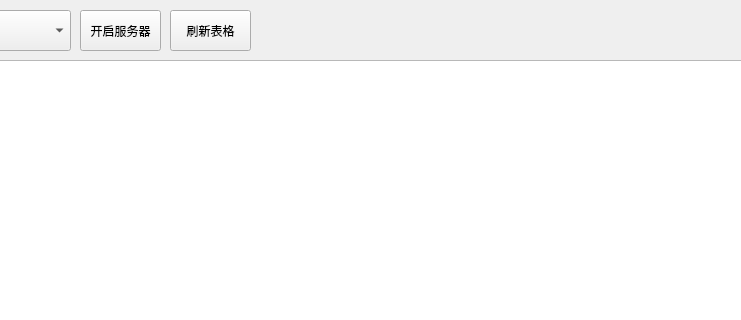
Before: the Qt Designer form server/server.ui in 3432276416/QingYuChat, drawn with Qt 5; both pictures show x 140 to 881 and y 0 to 320 of the 1100 by 600 pixel window.
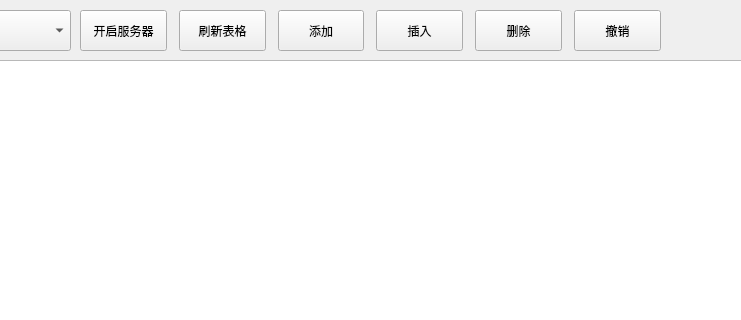
After: the same form once the commit is applied.

Commit message: 3.21 Server SQLTableView

What changed in the file:
```diff
--- a/server/server.ui
+++ b/server/server.ui
@@ -40,32 +40,6 @@
      <number>-1</number>
     </property>
    </widget>
-   <widget class="QPushButton" name="open_btn">
-    <property name="geometry">
-     <rect>
-      <x>220</x>
-      <y>10</y>
-      <width>81</width>
-      <height>41</height>
-     </rect>
-    </property>
-    <property name="text">
-     <string>开启服务器</string>
-    </property>
-   </widget>
-   <widget class="QPushButton" name="flush_btn">
-    <property name="geometry">
-     <rect>
-      <x>310</x>
-      <y>10</y>
-      <width>81</width>
-      <height>41</height>
-     </rect>
-    </property>
-    <property name="text">
-     <string>刷新表格</string>
-    </property>
-   </widget>
    <widget class="QWidget" name="layoutWidget">
     <property name="geometry">
      <rect>
@@ -113,6 +87,99 @@
      </item>
     </layout>
    </widget>
+   <widget class="QWidget" name="">
+    <property name="geometry">
+     <rect>
+      <x>220</x>
+      <y>10</y>
+      <width>581</width>
+      <height>41</height>
+     </rect>
+    </property>
+    <layout class="QHBoxLayout" name="horizontalLayout_2">
+     <property name="spacing">
+      <number>12</number>
+     </property>
+     <item>
+      <widget class="QPushButton" name="open_btn">
+       <property name="sizePolicy">
+        <sizepolicy hsizetype="Minimum" vsizetype="Expanding">
+         <horstretch>0</horstretch>
+         <verstretch>0</verstretch>
+        </sizepolicy>
+       </property>
+       <property name="text">
+        <string>开启服务器</string>
+       </property>
+      </widget>
+     </item>
+     <item>
+      <widget class="QPushButton" name="flush_btn">
+       <property name="sizePolicy">
+        <sizepolicy hsizetype="Minimum" vsizetype="Expanding">
+         <horstretch>0</horstretch>
+         <verstretch>0</verstretch>
+        </sizepolicy>
+       </property>
+       <property name="text">
+        <string>刷新表格</string>
+       </property>
+      </widget>
+     </item>
+     <item>
+      <widget class="QPushButton" name="add_btn">
+       <property name="sizePolicy">
+        <sizepolicy hsizetype="Minimum" vsizetype="Expanding">
+         <horstretch>0</horstretch>
+         <verstretch>0</verstretch>
+        </sizepolicy>
+       </property>
+       <property name="text">
+        <string>添加</string>
+       </property>
+      </widget>
+     </item>
+     <item>
+      <widget class="QPushButton" name="insert_btn">
+       <property name="sizePolicy">
+        <sizepolicy hsizetype="Minimum" vsizetype="Expanding">
+         <horstretch>0</horstretch>
+         <verstretch>0</verstretch>
+        </sizepolicy>
+       </property>
+       <property name="text">
+        <string>插入</string>
+       </property>
+      </widget>
+     </item>
+     <item>
+      <widget class="QPushButton" name="remove_btn">
+       <property name="sizePolicy">
+        <sizepolicy hsizetype="Minimum" vsizetype="Expanding">
+         <horstretch>0</horstretch>
+         <verstretch>0</verstretch>
+        </sizepolicy>
+       </property>
+       <property name="text">
+        <string>删除</string>
+       </property>
+      </widget>
+     </item>
+     <item>
+      <widget class="QPushButton" name="revoke_btn">
+       <property name="sizePolicy">
+        <sizepolicy hsizetype="Minimum" vsizetype="Expanding">
+         <horstretch>0</horstretch>
+         <verstretch>0</verstretch>
+        </sizepolicy>
+       </property>
+       <property name="text">
+        <string>撤销</string>
+       </property>
+      </widget>
+     </item>
+    </layout>
+   </widget>
   </widget>
  </widget>
  <resources/>
```
The commit also changes 63 other files.
